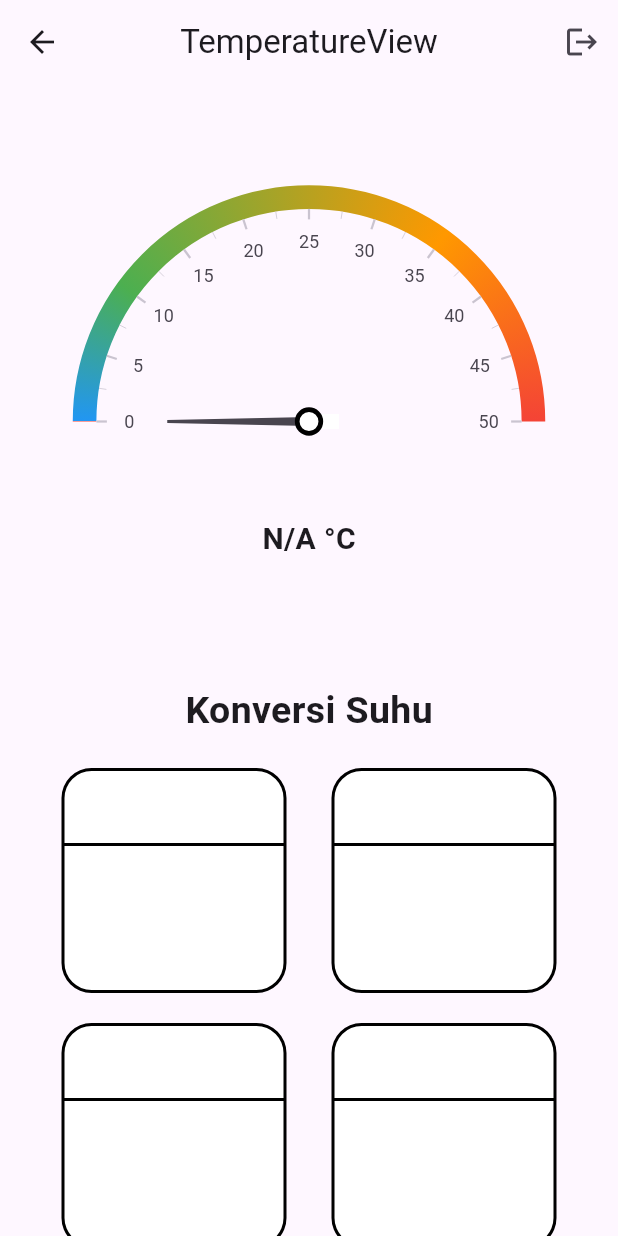
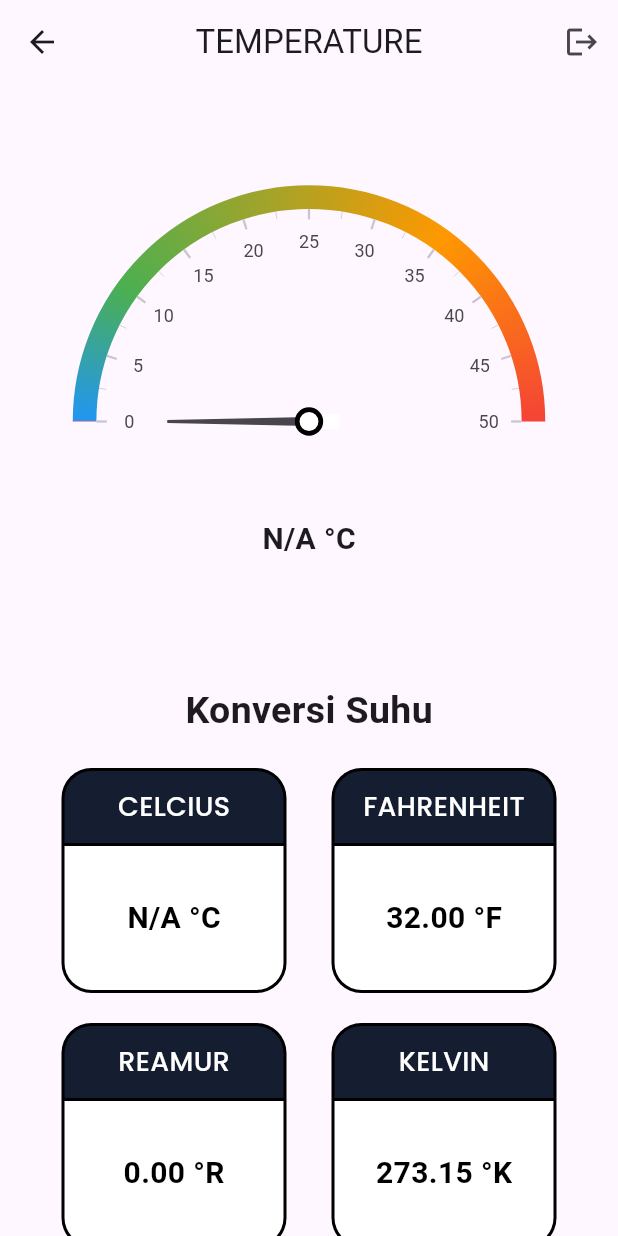
Before and after one commit to HisyamPolije/kelompok2, a Flutter app: the TemperatureView screen opened by its route, on a phone screen of 412 x 824 dp. Run offline on Flutter 3.47's test engine with Material 3 defaults, Android fonts, the phone set to English and light mode, and no system bars; drawn by our look-alikes of syncfusion_flutter_gauges; our stand-ins replace firebase_auth, firebase_core, firebase_database, get, google_nav_bar; accounts and stored records are empty; network calls fail.

Commit message:
Added temperature conversion feature
In this commit we add a feature that functions to convert temperature. with this feature the temperature sent by the Realtime database is in Celsius temperature units and will be converted to Fahrenheit, Reamur, Kelvin.

```diff
--- a/lib/app/modules/humidity/views/humidity_view.dart
+++ b/lib/app/modules/humidity/views/humidity_view.dart
@@ -1,6 +1,7 @@
 import 'package:flutter/material.dart';
 
 import 'package:get/get.dart';
+import 'package:temphumid_app/app/controllers/auth_controller.dart';
 import 'package:temphumid_app/app/modules/temperature/controllers/temperature_controller.dart';
 
 import '../controllers/humidity_controller.dart';
@@ -8,11 +9,21 @@ import '../controllers/humidity_controller.dart';
 class HumidityView extends GetView<HumidityController> {
   final TemperatureController realtimeController =
       Get.put(TemperatureController());
+  final authC = Get.find<AuthController>();
   HumidityView({Key? key}) : super(key: key);
+
   @override
   Widget build(BuildContext context) {
-    return const Scaffold(
-      body: Center(
+    return Scaffold(
+      appBar: AppBar(
+        title: const Text('HUMIDITY'),
+        centerTitle: true,
+        actions: [
+          IconButton(
+              onPressed: () => authC.logout(), icon: const Icon(Icons.logout))
+        ],
+      ),
+      body: const Center(
         child: Text(
           'HumidityView is working',
           style: TextStyle(fontSize: 20),
--- a/lib/app/modules/navigation/views/navigation_view.dart
+++ b/lib/app/modules/navigation/views/navigation_view.dart
@@ -25,9 +25,7 @@ class NavigationView extends GetView<NavigationController> {
             index: controller.selectedIndex.value, children: screens),
       ),
       bottomNavigationBar: Container(
-        decoration: const BoxDecoration(
-          color: Color.fromARGB(255, 21, 29, 48),
-        ),
+        decoration: const BoxDecoration(color: Color.fromARGB(255, 21, 29, 48)),
         child: Padding(
           padding: const EdgeInsets.symmetric(horizontal: 10, vertical: 10),
           child: GNav(
--- a/lib/app/modules/temperature/controllers/temperature_controller.dart
+++ b/lib/app/modules/temperature/controllers/temperature_controller.dart
@@ -12,9 +12,9 @@ class TemperatureController extends GetxController {
       final dynamic value = event.snapshot.value;
       if (value != null && value is Map) {
         sensorData.value = Map<String, dynamic>.from(value);
-        if (sensorData['dht11'] != null &&
-            sensorData['dht11']['temp'] != null &&
-            sensorData['dht11']['temp'] >= 30) {}
+        // if (sensorData['dht11'] != null &&
+        //     sensorData['dht11']['temp'] != null &&
+        //     sensorData['dht11']['temp'] >= 30) {}
       }
     });
   }
--- a/lib/app/modules/temperature/views/temperature_view.dart
+++ b/lib/app/modules/temperature/views/temperature_view.dart
@@ -16,7 +16,7 @@ class TemperatureView extends GetView<TemperatureController> {
   Widget build(BuildContext context) {
     return Scaffold(
       appBar: AppBar(
-        title: const Text('TemperatureView'),
+        title: const Text('TEMPERATURE'),
         centerTitle: true,
         actions: [
           IconButton(
@@ -30,7 +30,14 @@ class TemperatureView extends GetView<TemperatureController> {
         var temperatureValue =
             realtimeController.sensorData['dht11']?['temp'] ?? 'N/A';
 
-        // double fahrenheitValue = (temperatureValue * 9/5) + 32;
+        double fahrenheitValue = (temperatureGauge * 9 / 5) + 32;
+        String formattedFahrenheitValue = fahrenheitValue.toStringAsFixed(2);
+
+        double reamurValue = (temperatureGauge * 4 / 5);
+        String formattedReamurValue = reamurValue.toStringAsFixed(2);
+
+        double kelvinValue = (temperatureGauge + 273.15);
+        String formattedKelvinValue = kelvinValue.toStringAsFixed(2);
 
         return Padding(
           padding: const EdgeInsets.only(top: 50, left: 8, right: 8),
@@ -62,6 +69,8 @@ class TemperatureView extends GetView<TemperatureController> {
                     pointers: <GaugePointer>[
                       NeedlePointer(
                         value: temperatureGauge,
+                        enableAnimation: true,
+                        animationDuration: 200,
                         needleStartWidth: 1,
                         needleEndWidth: 3,
                         knobStyle: const KnobStyle(
@@ -111,7 +120,7 @@ class TemperatureView extends GetView<TemperatureController> {
                         width: 150.0,
                         height: 50,
                         decoration: const BoxDecoration(
-                            color: Colors.white,
+                            color: Color.fromARGB(255, 21, 29, 48),
                             border: Border(
                               top: BorderSide(color: Colors.black, width: 2.0),
                               left: BorderSide(color: Colors.black, width: 2.0),
@@ -129,8 +138,11 @@ class TemperatureView extends GetView<TemperatureController> {
                           children: [
                             Text(
                               'CELCIUS',
-                              style:
-                                  TextStyle(color: Colors.white, fontSize: 14),
+                              style: TextStyle(
+                                  color: Colors.white,
+                                  fontSize: 18,
+                                  fontFamily: 'poppins',
+                                  fontWeight: FontWeight.w400),
                             ),
                           ],
                         ),
@@ -147,13 +159,15 @@ class TemperatureView extends GetView<TemperatureController> {
                               bottomRight: Radius.circular(20.0),
                             )),
                         margin: const EdgeInsets.only(top: 0),
-                        child: const Column(
+                        child: Column(
                           mainAxisAlignment: MainAxisAlignment.center,
                           children: [
                             Text(
-                              'CELCIUS',
-                              style:
-                                  TextStyle(color: Colors.white, fontSize: 14),
+                              '$temperatureValue °C',
+                              style: const TextStyle(
+                                  color: Colors.black,
+                                  fontSize: 20,
+                                  fontWeight: FontWeight.bold),
                             ),
                           ],
                         ),
@@ -167,7 +181,7 @@ class TemperatureView extends GetView<TemperatureController> {
                         width: 150.0,
                         height: 50,
                         decoration: const BoxDecoration(
-                            color: Colors.white,
+                            color: Color.fromARGB(255, 21, 29, 48),
                             border: Border(
                               top: BorderSide(color: Colors.black, width: 2.0),
                               left: BorderSide(color: Colors.black, width: 2.0),
@@ -184,9 +198,12 @@ class TemperatureView extends GetView<TemperatureController> {
                           mainAxisAlignment: MainAxisAlignment.center,
                           children: [
                             Text(
-                              'CELCIUS',
-                              style:
-                                  TextStyle(color: Colors.white, fontSize: 14),
+                              'FAHRENHEIT',
+                              style: TextStyle(
+                                  color: Colors.white,
+                                  fontSize: 18,
+                                  fontFamily: 'poppins',
+                                  fontWeight: FontWeight.w400),
                             ),
                           ],
                         ),
@@ -203,13 +220,15 @@ class TemperatureView extends GetView<TemperatureController> {
                               bottomRight: Radius.circular(20.0),
                             )),
                         margin: const EdgeInsets.only(top: 0),
-                        child: const Column(
+                        child: Column(
                           mainAxisAlignment: MainAxisAlignment.center,
                           children: [
                             Text(
-                              'CELCIUS',
-                              style:
-                                  TextStyle(color: Colors.white, fontSize: 14),
+                              '$formattedFahrenheitValue °F',
+                              style: const TextStyle(
+                                  color: Colors.black,
+                                  fontSize: 20,
+                                  fontWeight: FontWeight.bold),
                             ),
                           ],
                         ),
@@ -228,7 +247,7 @@ class TemperatureView extends GetView<TemperatureController> {
                         width: 150.0,
                         height: 50,
                         decoration: const BoxDecoration(
-                            color: Colors.white,
+                            color: Color.fromARGB(255, 21, 29, 48),
                             border: Border(
                               top: BorderSide(color: Colors.black, width: 2.0),
                               left: BorderSide(color: Colors.black, width: 2.0),
@@ -245,9 +264,12 @@ class TemperatureView extends GetView<TemperatureController> {
                           mainAxisAlignment: MainAxisAlignment.center,
                           children: [
                             Text(
-                              'CELCIUS',
-                              style:
-                                  TextStyle(color: Colors.white, fontSize: 14),
+                              'REAMUR',
+                              style: TextStyle(
+                                  color: Colors.white,
+                                  fontSize: 18,
+                                  fontFamily: 'poppins',
+                                  fontWeight: FontWeight.w400),
                             ),
                           ],
                         ),
@@ -264,13 +286,15 @@ class TemperatureView extends GetView<TemperatureController> {
                               bottomRight: Radius.circular(20.0),
                             )),
                         margin: const EdgeInsets.only(top: 0),
-                        child: const Column(
+                        child: Column(
                           mainAxisAlignment: MainAxisAlignment.center,
                           children: [
                             Text(
-                              'CELCIUS',
-                              style:
-                                  TextStyle(color: Colors.white, fontSize: 14),
+                              '$formattedReamurValue °R',
+                              style: const TextStyle(
+                                  color: Colors.black,
+                                  fontSize: 20,
+                                  fontWeight: FontWeight.bold),
                             ),
                           ],
                         ),
@@ -284,7 +308,7 @@ class TemperatureView extends GetView<TemperatureController> {
                         width: 150.0,
                         height: 50,
                         decoration: const BoxDecoration(
-                            color: Colors.white,
+                            color: Color.fromARGB(255, 21, 29, 48),
                             border: Border(
                               top: BorderSide(color: Colors.black, width: 2.0),
                               left: BorderSide(color: Colors.black, width: 2.0),
@@ -301,9 +325,12 @@ class TemperatureView extends GetView<TemperatureController> {
                           mainAxisAlignment: MainAxisAlignment.center,
                           children: [
                             Text(
-                              'CELCIUS',
-                              style:
-                                  TextStyle(color: Colors.white, fontSize: 14),
+                              'KELVIN',
+                              style: TextStyle(
+                                  color: Colors.white,
+                                  fontSize: 18,
+                                  fontFamily: 'poppins',
+                                  fontWeight: FontWeight.w400),
                             ),
                           ],
                         ),
@@ -320,13 +347,15 @@ class TemperatureView extends GetView<TemperatureController> {
                               bottomRight: Radius.circular(20.0),
                             )),
                         margin: const EdgeInsets.only(top: 0),
-                        child: const Column(
+                        child: Column(
                           mainAxisAlignment: MainAxisAlignment.center,
                           children: [
                             Text(
-                              'CELCIUS',
-                              style:
-                                  TextStyle(color: Colors.white, fontSize: 14),
+                              '$formattedKelvinValue °K',
+                              style: const TextStyle(
+                                  color: Colors.black,
+                                  fontSize: 20,
+                                  fontWeight: FontWeight.bold),
                             ),
                           ],
                         ),
```
